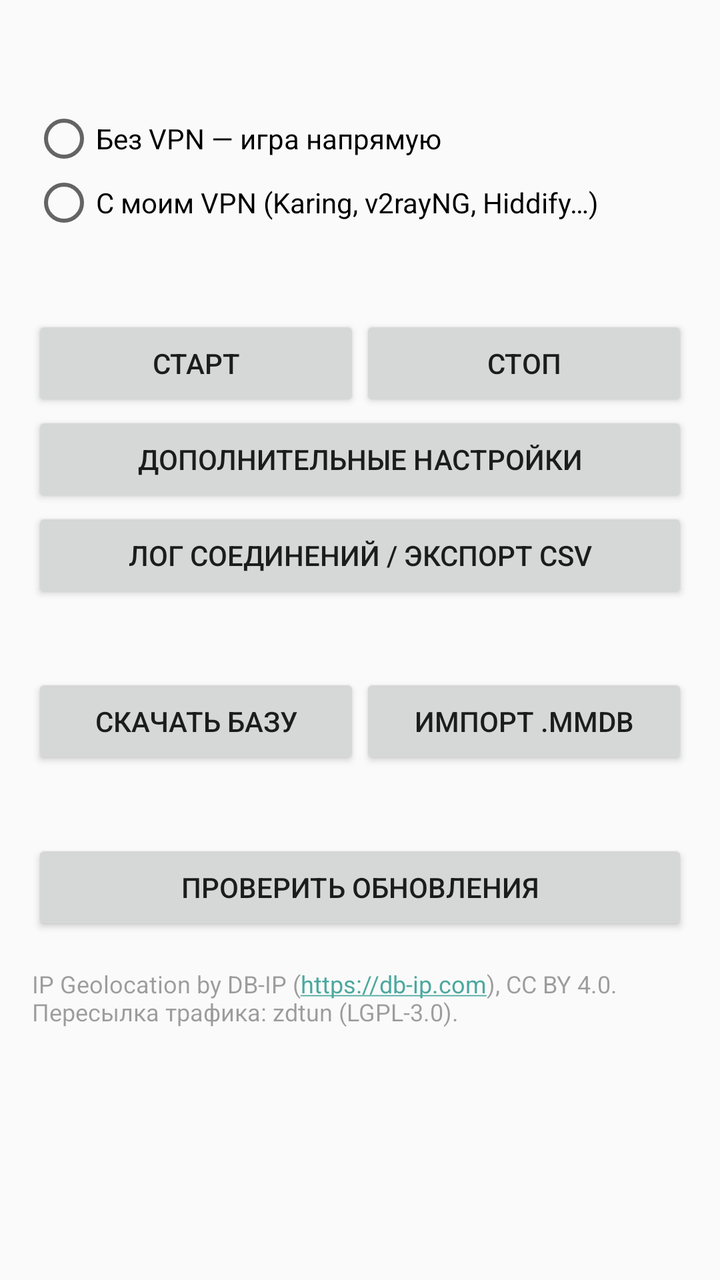
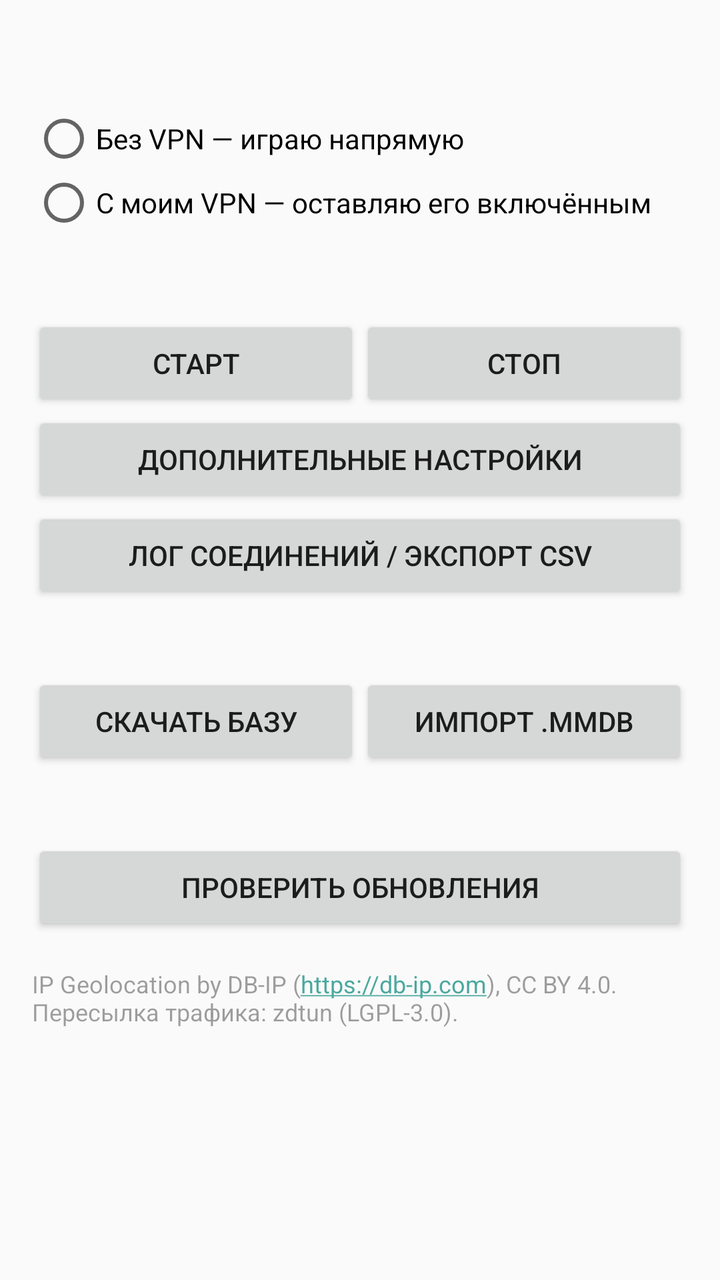

The first picture is an Android layout as it rendered before a commit; the second is the same layout after the commit. The layout source and the unified diff follow.
<!-- AndroidManifest.xml: application theme AppTheme -->
<!-- res/layout/activity_main.xml -->
<?xml version="1.0" encoding="utf-8"?>
<ScrollView xmlns:android="http://schemas.android.com/apk/res/android"
    android:layout_width="match_parent"
    android:layout_height="match_parent">

    <LinearLayout
        android:layout_width="match_parent"
        android:layout_height="wrap_content"
        android:orientation="vertical"
        android:padding="16dp">

        <TextView
            android:id="@+id/statusBig"
            android:layout_width="match_parent"
            android:layout_height="wrap_content"
            android:layout_marginBottom="8dp"
            android:textSize="22sp"
            android:textStyle="bold" />

        <RadioGroup
            android:id="@+id/modeGroup"
            android:layout_width="match_parent"
            android:layout_height="wrap_content"
            android:layout_marginBottom="8dp">

            <RadioButton
                android:id="@+id/modeDirect"
                android:layout_width="match_parent"
                android:layout_height="wrap_content"
                android:text="Без VPN — игра напрямую" />

            <RadioButton
                android:id="@+id/modeChain"
                android:layout_width="match_parent"
                android:layout_height="wrap_content"
                android:text="С моим VPN (Karing, v2rayNG, Hiddify…)" />
        </RadioGroup>

        <TextView
            android:id="@+id/status"
            android:layout_width="match_parent"
            android:layout_height="wrap_content"
            android:textIsSelectable="true"
            android:textSize="15sp" />

        <LinearLayout
            android:layout_width="match_parent"
            android:layout_height="wrap_content"
            android:layout_marginTop="12dp"
            android:orientation="horizontal">

            <Button
                android:id="@+id/btnStart"
                android:layout_width="0dp"
                android:layout_height="wrap_content"
                android:layout_weight="1"
                android:text="СТАРТ" />

            <Button
                android:id="@+id/btnStop"
                android:layout_width="0dp"
                android:layout_height="wrap_content"
                android:layout_weight="1"
                android:text="СТОП" />
        </LinearLayout>

        <Button
            android:id="@+id/btnSettings"
            android:layout_width="match_parent"
            android:layout_height="wrap_content"
            android:text="Дополнительные настройки" />

        <Button
            android:id="@+id/btnLog"
            android:layout_width="match_parent"
            android:layout_height="wrap_content"
            android:text="Лог соединений / экспорт CSV" />

        <TextView
            android:id="@+id/dbStatus"
            android:layout_width="match_parent"
            android:layout_height="wrap_content"
            android:layout_marginTop="16dp" />

        <LinearLayout
            android:layout_width="match_parent"
            android:layout_height="wrap_content"
            android:orientation="horizontal">

            <Button
                android:id="@+id/btnDownloadDb"
                android:layout_width="0dp"
                android:layout_height="wrap_content"
                android:layout_weight="1"
                android:text="Скачать базу" />

            <Button
                android:id="@+id/btnImportDb"
                android:layout_width="0dp"
                android:layout_height="wrap_content"
                android:layout_weight="1"
                android:text="Импорт .mmdb" />
        </LinearLayout>

        <TextView
            android:id="@+id/updateStatus"
            android:layout_width="match_parent"
            android:layout_height="wrap_content"
            android:layout_marginTop="16dp" />

        <LinearLayout
            android:layout_width="match_parent"
            android:layout_height="wrap_content"
            android:orientation="horizontal">

            <Button
                android:id="@+id/btnCheckUpdate"
                android:layout_width="0dp"
                android:layout_height="wrap_content"
                android:layout_weight="1"
                android:text="Проверить обновления" />

        </LinearLayout>

        <TextView
            android:layout_width="match_parent"
            android:layout_height="wrap_content"
            android:layout_marginTop="16dp"
            android:alpha="0.7"
            android:autoLink="web"
            android:text="IP Geolocation by DB-IP (https://db-ip.com), CC BY 4.0.\nПересылка трафика: zdtun (LGPL-3.0)."
            android:textSize="12sp" />

        <TextView
            android:id="@+id/author"
            android:layout_width="match_parent"
            android:layout_height="wrap_content"
            android:layout_marginTop="24dp"
            android:alpha="0.6"
            android:gravity="center"
            android:textSize="12sp" />
    </LinearLayout>
</ScrollView>
<!-- resources referenced by this layout -->
<resources>
  <style name="AppTheme" parent="Theme.AppCompat.DayNight.DarkActionBar" />
</resources>

<!-- the commit's change to res/layout/activity_main.xml (unified diff, before → after) -->
@@ -27,13 +27,13 @@
                 android:id="@+id/modeDirect"
                 android:layout_width="match_parent"
                 android:layout_height="wrap_content"
-                android:text="Без VPN — игра напрямую" />
+                android:text="Без VPN — играю напрямую" />
 
             <RadioButton
                 android:id="@+id/modeChain"
                 android:layout_width="match_parent"
                 android:layout_height="wrap_content"
-                android:text="С моим VPN (Karing, v2rayNG, Hiddify…)" />
+                android:text="С моим VPN — оставляю его включённым" />
         </RadioGroup>
 
         <TextView
